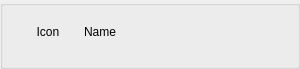
Wseop/Qt_LoaTools, file tools/character_search/ui/bracelet_widget.ui: the form before one commit.
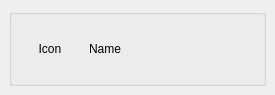
The form after the commit.

The edit to the form file:
```diff
--- a/tools/character_search/ui/bracelet_widget.ui
+++ b/tools/character_search/ui/bracelet_widget.ui
@@ -6,19 +6,19 @@
    <rect>
     <x>0</x>
     <y>0</y>
-    <width>300</width>
-    <height>62</height>
+    <width>275</width>
+    <height>88</height>
    </rect>
   </property>
   <property name="minimumSize">
    <size>
-    <width>300</width>
+    <width>275</width>
     <height>0</height>
    </size>
   </property>
   <property name="maximumSize">
    <size>
-    <width>300</width>
+    <width>275</width>
     <height>16777215</height>
    </size>
   </property>
@@ -27,25 +27,25 @@
   </property>
   <layout class="QVBoxLayout" name="verticalLayout">
    <property name="spacing">
-    <number>9</number>
+    <number>1</number>
    </property>
    <property name="leftMargin">
-    <number>0</number>
+    <number>9</number>
    </property>
    <property name="topMargin">
-    <number>0</number>
+    <number>9</number>
    </property>
    <property name="rightMargin">
-    <number>0</number>
+    <number>9</number>
    </property>
    <property name="bottomMargin">
-    <number>0</number>
+    <number>9</number>
    </property>
    <item>
     <widget class="QGroupBox" name="groupBracelet">
      <property name="minimumSize">
       <size>
-       <width>300</width>
+       <width>0</width>
        <height>0</height>
       </size>
      </property>
@@ -60,13 +60,13 @@
      </property>
      <layout class="QHBoxLayout" name="horizontalLayout">
       <property name="spacing">
-       <number>9</number>
+       <number>1</number>
       </property>
       <property name="leftMargin">
-       <number>18</number>
+       <number>9</number>
       </property>
       <property name="topMargin">
-       <number>1</number>
+       <number>9</number>
       </property>
       <property name="bottomMargin">
        <number>9</number>
@@ -96,19 +96,31 @@
       <item>
        <layout class="QVBoxLayout" name="vLayoutEffect">
         <property name="spacing">
-         <number>2</number>
+         <number>1</number>
+        </property>
+        <property name="leftMargin">
+         <number>9</number>
+        </property>
+        <property name="topMargin">
+         <number>9</number>
+        </property>
+        <property name="rightMargin">
+         <number>9</number>
+        </property>
+        <property name="bottomMargin">
+         <number>9</number>
         </property>
         <item>
          <widget class="QLabel" name="lbName">
           <property name="minimumSize">
            <size>
-            <width>200</width>
+            <width>150</width>
             <height>25</height>
            </size>
           </property>
           <property name="maximumSize">
            <size>
-            <width>200</width>
+            <width>150</width>
             <height>25</height>
            </size>
           </property>
```
